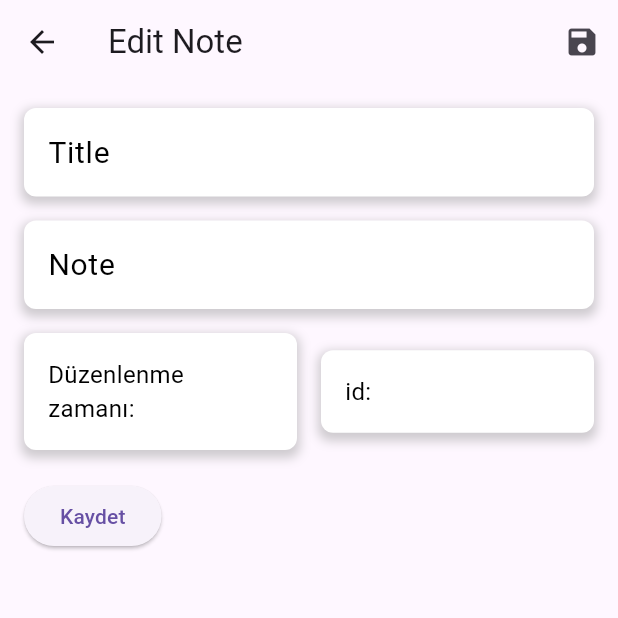
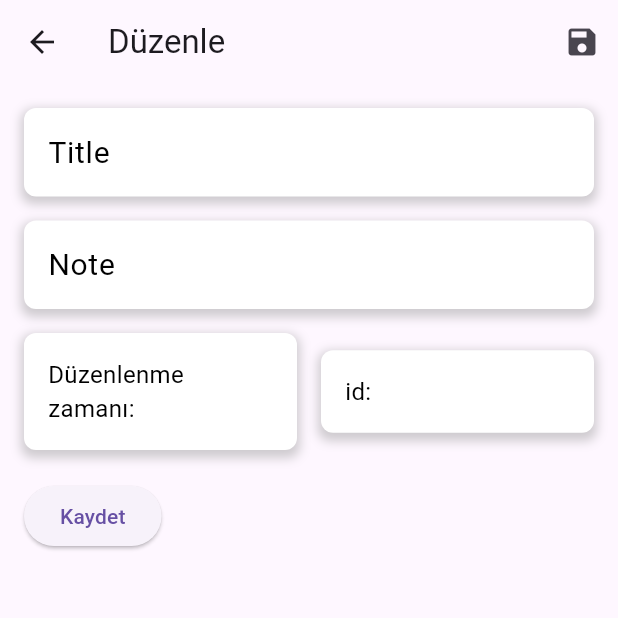
Before and after one commit to canpurcek34/flutter_notebook_app, a Flutter app: the EditNoteScreen screen opened directly with empty values, on a phone screen of 412 x 824 dp, the top half of it. Run offline on Flutter 3.47's test engine with Material 3 defaults, Android fonts, the light colour scheme and no system bars; our stand-ins replace shared_preferences; accounts and stored records are empty; network calls fail.

Commit message:
edit note screen scroll

```diff
--- a/lib/ui/edit_note_screen.dart
+++ b/lib/ui/edit_note_screen.dart
@@ -1,7 +1,6 @@
 import 'package:flutter/material.dart';
 import 'package:http/http.dart' as http;
 import 'dart:convert';
-
 import 'package:intl/intl.dart';
 
 class EditNoteScreen extends StatefulWidget {
@@ -23,7 +22,7 @@ class _EditNoteScreenState extends State<EditNoteScreen> {
     super.initState();
     _titleController.text = widget.note['title'] ?? '';
     _noteController.text = widget.note['note'] ?? '';
-    _date = widget.note['date'] ?? DateFormat.yMMMMd('en_US').add_jm(); //tarih formatı düzenlenecek
+    _date = widget.note['date'] ?? DateFormat.yMMMMd('en_US').add_jm().toString(); //tarih formatı düzenlenecek
   }
 
   Future<void> _updateNote() async {
@@ -64,7 +63,7 @@ class _EditNoteScreenState extends State<EditNoteScreen> {
     final id = widget.note['id'];
     return Scaffold(
       appBar: AppBar(
-        title: Text('Edit Note'),
+        title: Text('Düzenle'),
         actions: [
           IconButton(
             icon: Icon(Icons.save),
@@ -76,7 +75,9 @@ class _EditNoteScreenState extends State<EditNoteScreen> {
           ),
         ],
       ),
-      body: Padding(
+      // SingleChildScrollView for scrollable content
+      body: SingleChildScrollView(
+        child: Padding(
           padding: const EdgeInsets.all(16.0),
           child: Column(
             crossAxisAlignment: CrossAxisAlignment.start,
@@ -210,6 +211,7 @@ class _EditNoteScreenState extends State<EditNoteScreen> {
             ],
           ),
         ),
+      ),
     );
   }
 }
--- a/lib/ui/notebook_screen.dart
+++ b/lib/ui/notebook_screen.dart
@@ -101,7 +101,7 @@ Future<String?> _getToken() async {
         ),
         floatingActionButton: floating(context),
         appBar: AppBar(
-          title: Text("Flutter Note App"),
+          title: Text("Note App"),
           backgroundColor: Colors.cyan,
         ),
       ),
```
Lines whose indentation alone changed are shown as unchanged.
